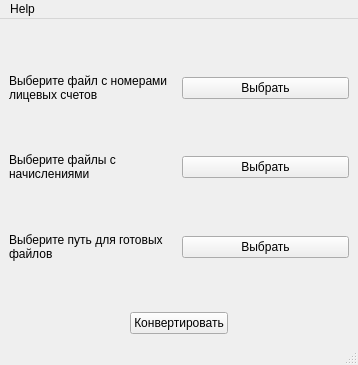
ogulyukin/SBConverter, file mainwindow.ui: the form before one commit.
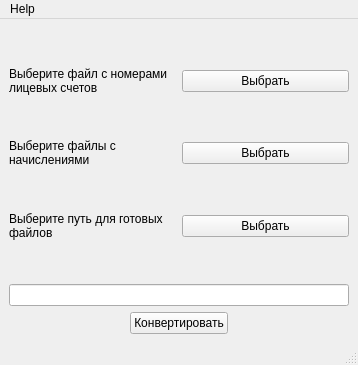
The form after the commit. Icons and pictures are not drawn.

```diff
--- a/mainwindow.ui
+++ b/mainwindow.ui
@@ -121,6 +121,9 @@
       </property>
      </widget>
     </item>
+    <item>
+     <widget class="QLineEdit" name="fiasLineEdit"/>
+    </item>
     <item>
      <layout class="QHBoxLayout" name="horizontalLayout_4">
       <item>
```
